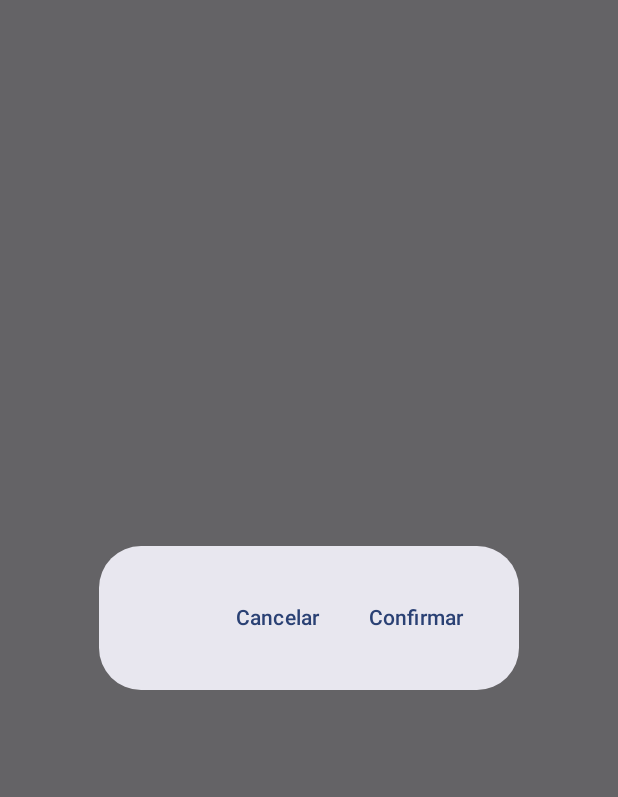
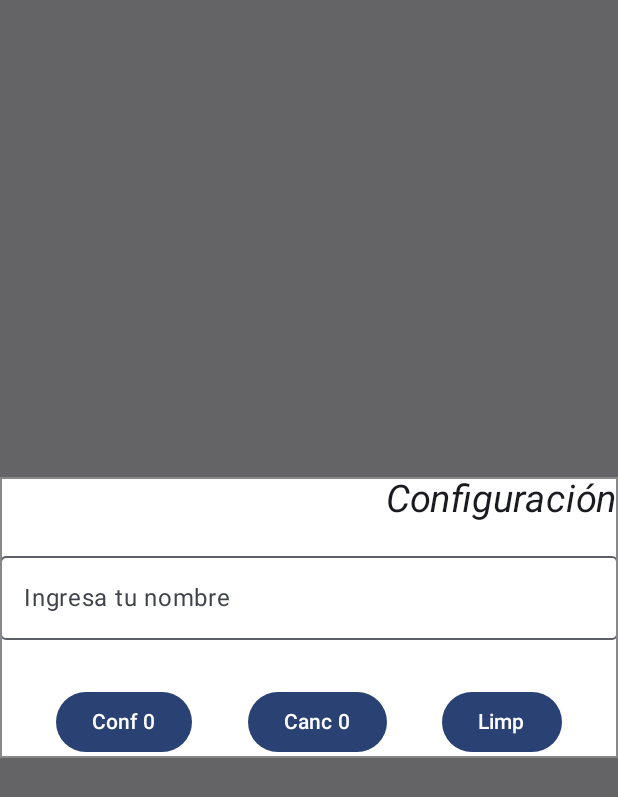
Before and after one commit to IES-Rafael-Alberti/2dam-u2-pr-ctica-1-ra1-ra2-saludo-y-contadores-CurroCobain, an Android app built with Jetpack Compose: the screen it shows after launch (MainActivity), after a tap on "Saludar", on a phone screen of 412 x 824 dp. Shown: the top 797 px of the screen. Run offline under Robolectric (Android 15) with nearby library versions, the phone set to English and light mode, and no system bars.

```diff
--- a/app/src/main/java/com/fmunmar310/saludos_y_contadores/MainActivity.kt
+++ b/app/src/main/java/com/fmunmar310/saludos_y_contadores/MainActivity.kt
@@ -3,19 +3,23 @@ package com.fmunmar310.saludos_y_contadores
 import android.os.Bundle
 import androidx.activity.ComponentActivity
 import androidx.activity.compose.setContent
+import androidx.compose.foundation.background
+import androidx.compose.foundation.border
 import androidx.compose.foundation.layout.Arrangement
+import androidx.compose.foundation.layout.Box
 import androidx.compose.foundation.layout.Column
+import androidx.compose.foundation.layout.Row
+import androidx.compose.foundation.layout.Spacer
 import androidx.compose.foundation.layout.fillMaxSize
+import androidx.compose.foundation.layout.fillMaxWidth
+import androidx.compose.foundation.layout.padding
 import androidx.compose.foundation.layout.wrapContentSize
-import androidx.compose.material3.AlertDialog
 import androidx.compose.material3.Button
 import androidx.compose.material3.ExperimentalMaterial3Api
-import androidx.compose.material3.Icon
 import androidx.compose.material3.MaterialTheme
+import androidx.compose.material3.OutlinedTextField
 import androidx.compose.material3.Surface
 import androidx.compose.material3.Text
-import androidx.compose.material3.TextButton
-import androidx.compose.material3.TextField
 import androidx.compose.runtime.Composable
 import androidx.compose.runtime.getValue
 import androidx.compose.runtime.mutableStateOf
@@ -23,8 +27,13 @@ import androidx.compose.runtime.saveable.rememberSaveable
 import androidx.compose.runtime.setValue
 import androidx.compose.ui.Alignment
 import androidx.compose.ui.Modifier
-import androidx.compose.ui.graphics.vector.ImageVector
+import androidx.compose.ui.graphics.Color
+import androidx.compose.ui.text.font.FontStyle
 import androidx.compose.ui.tooling.preview.Preview
+import androidx.compose.ui.unit.dp
+import androidx.compose.ui.unit.sp
+import androidx.compose.ui.window.Dialog
+import androidx.compose.ui.window.DialogProperties
 import com.fmunmar310.saludos_y_contadores.ui.theme.Saludos_y_ContadoresTheme
 
 class MainActivity : ComponentActivity() {
@@ -43,12 +52,8 @@ class MainActivity : ComponentActivity() {
         }
     }
 }
+
 @Preview
-@Composable
-fun PreviewSaludoYcontadores(){
-    SaludoYcontadores()
-}
-@OptIn(ExperimentalMaterial3Api:: class)
 @Composable
 fun SaludoYcontadores(){
     var name by rememberSaveable { mutableStateOf("") }
@@ -56,10 +61,12 @@ fun SaludoYcontadores(){
     var cancel by rememberSaveable { mutableStateOf(0) }
     var showDialog by rememberSaveable { mutableStateOf(false) }
     if (showDialog){
-        MyAlertDialog(onDismissRequest = {showDialog = false} ,
-            onConfirmation = {accept++},
-            onCancel = {cancel++},
-            configuration ={name})
+        MyAlertDialog(
+            onDismissRequest = {showDialog = false} ,
+            onConfirmation = {accept++}, accValue = {accept.toString()},
+            onCancel = {cancel++}, canValue = {cancel.toString()},
+            onTextChange = {it : String -> name = it}, nameValue = {name}
+            )
 
     }
     Column(
@@ -70,10 +77,15 @@ fun SaludoYcontadores(){
     ) {
         Button(onClick = { showDialog = true
          }) {
-            Text(text = "Saludar")
+            Text(text = "Saludar",
+                fontSize = 30.sp)
         }
-        Text(text = "Saludos $name /$accept /$cancel ",
-            modifier = Modifier.wrapContentSize())
+        Spacer(modifier = Modifier.padding(30.dp))
+        Text(text = """
+            Saludos $name
+        """.trimIndent(),
+            modifier = Modifier.wrapContentSize(),
+            fontSize = 20.sp)
     }
 }
 @OptIn(ExperimentalMaterial3Api::class)
@@ -81,32 +93,68 @@ fun SaludoYcontadores(){
 fun MyAlertDialog(
     onDismissRequest: () -> Unit,
     onConfirmation: () -> Unit,
+    accValue: () -> String,
     onCancel: () -> Unit,
-    configuration: () -> Unit,
+    canValue: () -> String,
+    onTextChange: (String) -> Unit,
+    nameValue : () ->String
 
 ) {
-    var text by rememberSaveable { mutableStateOf("") }
-    AlertDialog(
+
+    Dialog(
         onDismissRequest = {
             onDismissRequest()
         },
-        confirmButton = {
-            TextButton(
-                onClick = {
-                    onConfirmation()
+        properties = DialogProperties(dismissOnBackPress = true), {
+            Box(modifier = Modifier
+                .fillMaxWidth()
+                .wrapContentSize()
+                .background(color = Color.White)
+                .border(width = 1.dp, color = Color.Gray)
+                ){
+                Column(modifier = Modifier.fillMaxWidth()) {
+                    Row(){
+                        Spacer(modifier = Modifier.weight(1f))
+                        Text(text = "Configuración",
+                            modifier = Modifier.padding(bottom = 15.dp),
+                            fontStyle = FontStyle.Italic,
+                            fontSize = 25.sp
+                        )
+                    }
+                    Row(){
+                        OutlinedTextField(
+                            value = nameValue(),
+                            onValueChange = onTextChange,
+                            label = {Text("Ingresa tu nombre")},
+                            modifier = Modifier
+                                .fillMaxWidth()
+                                .padding(bottom = 15.dp)
+                        )
+                    }
+                    Row(modifier = Modifier
+                        .fillMaxWidth()
+                        .padding(top = 15.dp),
+                        horizontalArrangement = Arrangement.SpaceEvenly) {
+                        Button(onClick = {
+                            onConfirmation()
+                            onDismissRequest()})
+                        {
+                            Text("Conf ${accValue()}")}
+
+                        Button(onClick = {
+                            onCancel()
+                            onDismissRequest()
+                            onTextChange("")})
+                        {
+                            Text("Canc ${canValue()}")}
+
+                        Button(onClick = {
+                            onTextChange("")
+                        })
+                        {
+                            Text("Limp")}
+                    }
                 }
-            ) {
-                Text("Confirmar")
-            }
-        },
-        dismissButton = {
-            TextButton(
-                onClick = {
-                    onDismissRequest()
-                    onCancel()
-                }
-            ) {
-                Text("Cancelar")
             }
         }
     )
```
